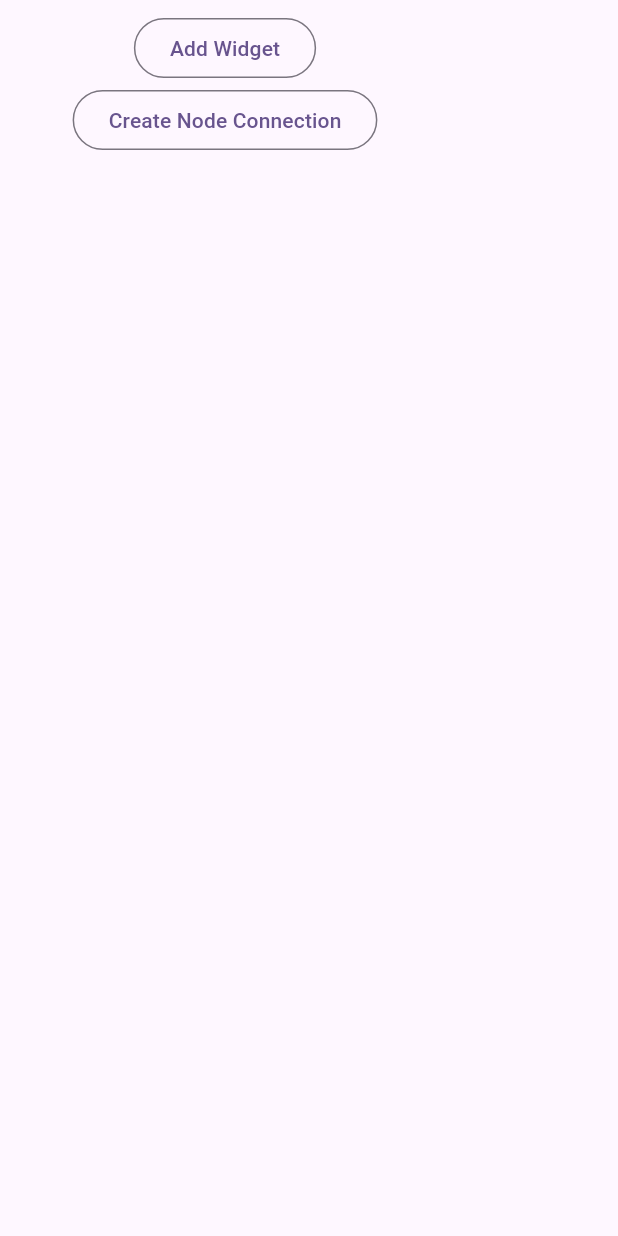
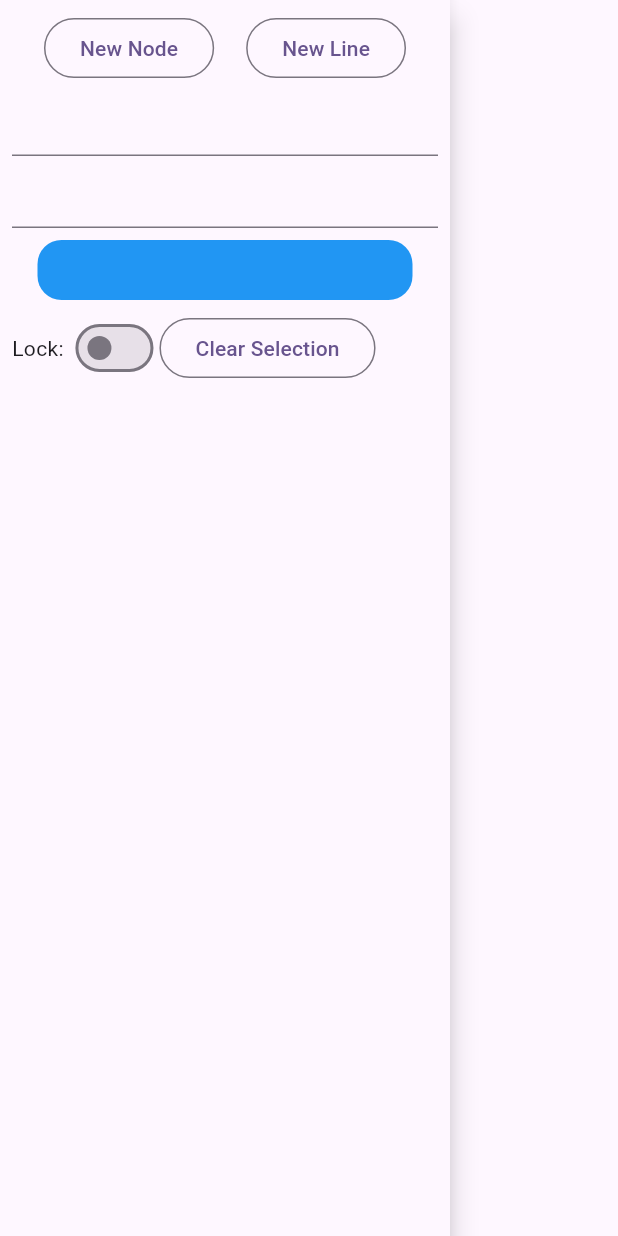
Before and after one commit to Davipcrs/cdev_diagrams, a Flutter app: the OptionBar widget shown alone on an empty page, opened directly, on a phone screen of 412 x 824 dp. Run offline on Flutter 3.47's test engine with Material 3 defaults, Android fonts, the light colour scheme and no system bars; our stand-ins replace flutter_riverpod, web; missing offline and left inert: mini_utils.

Commit message:
Adding Widgets implemented

```diff
--- a/lib/main.dart
+++ b/lib/main.dart
@@ -19,6 +19,8 @@ class MyApp extends ConsumerStatefulWidget {
 class _MyAppState extends ConsumerState<MyApp> {
   @override
   void initState() {
+    super.initState();
+
     ref.read(nodeList.notifier).state.add(nodeContainer(
         lockVariable: false,
         data: NodeData(
@@ -37,7 +39,6 @@ class _MyAppState extends ConsumerState<MyApp> {
             nodeId: 2, title: "adawd", color: Colors.blue, desc: "das"),
         ref: ref,
         context: context));
-    super.initState();
   }
 
   // This widget is the root of your application.
--- a/lib/widgets/option_bar.dart
+++ b/lib/widgets/option_bar.dart
@@ -1,28 +1,132 @@
 // Add widgets
 // https://chatgpt.com/g/g-cZPwvslfA-flutter/c/6732d832-2d24-800b-b460-ba6b9e4ead7c
 
+import 'package:cdev_diagrams/controller/node_controller.dart';
+import 'package:cdev_diagrams/controller/selected_node_controller.dart';
+import 'package:cdev_diagrams/models/node_data.dart';
+import 'package:cdev_diagrams/widgets/node_container.dart';
 import 'package:flutter/material.dart';
+import 'package:flutter_riverpod/flutter_riverpod.dart';
+import 'package:mini_utils/mini_utils.dart';
 
-class OptionBar extends StatelessWidget {
+class OptionBar extends ConsumerStatefulWidget {
   const OptionBar({super.key});
 
   @override
+  ConsumerState<OptionBar> createState() => _OptionBarState();
+}
+
+class _OptionBarState extends ConsumerState<OptionBar> {
+  TextEditingController titleController = TextEditingController();
+  TextEditingController descController = TextEditingController();
+  Color auxiliarColor = Colors.blue;
+  NodeData data = NodeData();
+
+  @override
   Widget build(BuildContext context) {
+    data = ref.watch(selectNodeDataProvider);
+    if (data.title != null) {
+      titleController.text = data.title!;
+    }
+    if (data.desc != null) {
+      descController.text = data.desc!;
+    }
+    if (data.color != null) {
+      auxiliarColor = data.color!;
+    }
     return ConstrainedBox(
       constraints: const BoxConstraints(maxWidth: 300, minWidth: 300),
-      child: Container(
-        // Creating Elevation
+      child: PhysicalModel(
+        color: Theme.of(context).colorScheme.surface,
+        elevation: 8,
         child: Padding(
           padding: const EdgeInsets.all(8.0),
           child: Column(
             crossAxisAlignment: CrossAxisAlignment.center,
             children: [
-              OutlinedButton(
-                onPressed: () {},
-                child: Text("Add Widget"),
+              Row(
+                mainAxisAlignment: MainAxisAlignment.spaceEvenly,
+                children: [
+                  OutlinedButton(
+                    onPressed: () {
+                      int counter = ref.watch(nodeCounterProvider);
+                      data.title = titleController.text;
+                      data.desc = descController.text;
+                      data.color = auxiliarColor;
+                      data.position = Offset.zero;
+                      data.nodeId = counter + 1;
+                      ref.read(nodeCounterProvider.notifier).state =
+                          counter + 1;
+                      ref.read(nodeList.notifier).state.add(
+                            nodeContainer(
+                                lockVariable: ref.watch(nodeGlobalLockProvider),
+                                data: data,
+                                ref: ref,
+                                context: context),
+                          );
+                    },
+                    child: Text("New Node"),
+                  ),
+                  OutlinedButton(
+                    onPressed: () {},
+                    child: Text("New Line"),
+                  ),
+                ],
               ),
-              OutlinedButton(
-                  onPressed: () {}, child: Text("Create Node Connection")),
+              TextField(
+                controller: titleController,
+              ),
+              TextField(
+                controller: descController,
+              ),
+              Padding(
+                padding: const EdgeInsets.all(8.0),
+                child: ConstrainedBox(
+                  constraints: BoxConstraints(
+                    maxWidth: 250,
+                    maxHeight: 40,
+                  ),
+                  child: InkWell(
+                    onTap: () async {
+                      Color? auxiliar = await showColorPicker(context: context);
+
+                      if (auxiliar != null) {
+                        setState(() {
+                          auxiliarColor = auxiliar;
+                        });
+                      }
+                    },
+                    child: Container(
+                      decoration: BoxDecoration(
+                          color: auxiliarColor,
+                          borderRadius: BorderRadius.circular(16)),
+                    ),
+                  ),
+                ),
+              ),
+              Row(
+                children: [
+                  Text("Lock: "),
+                  Switch.adaptive(
+                    value: ref.watch(nodeGlobalLockProvider),
+                    onChanged: (value) =>
+                        ref.read(nodeGlobalLockProvider.notifier).state = value,
+                  ),
+                  OutlinedButton(
+                    onPressed: () {
+                      setState(() {
+                        titleController.text = '';
+                        descController.text = '';
+                        auxiliarColor = Colors.blue;
+                        ref.invalidate(selectNodeDataProvider);
+                      });
+                    },
+                    child: Text("Clear Selection"),
+                  ),
+                ],
+              ),
+              // Implement this list view of all widgets (Nodes and Lines)
+              //Container(child: ListView.builder(itemBuilder: itemBuilder))
             ],
           ),
         ),
--- a/pubspec.yaml
+++ b/pubspec.yaml
@@ -30,7 +30,7 @@ environment:
 dependencies:
   flutter:
     sdk: flutter
-  mini_utils: ^0.0.5-r3
+  mini_utils: ^0.0.5-r4
   widgets_to_image: ^1.0.0
   file_picker: ^8.1.4
   flutter_riverpod: ^2.6.1
```
Also changed, not shown: lib/pages/homepage_desktop.dart (+22 -3 lines), lib/pages/homepage_mobile.dart (+10 -1 lines), pubspec.lock.
